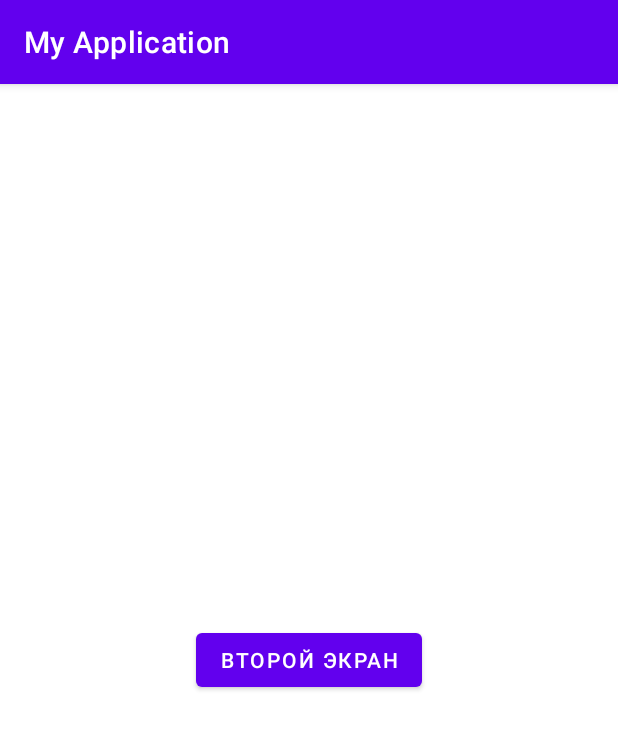
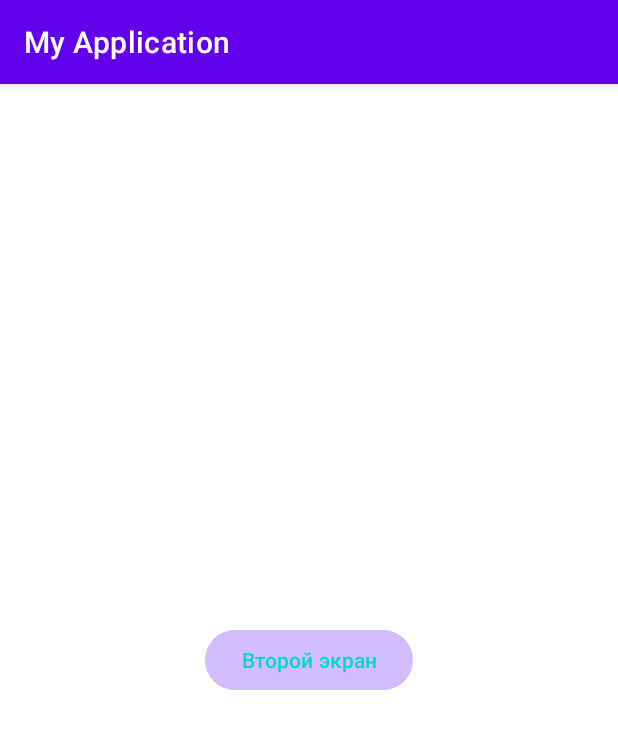
Before and after one commit to Dubller/HomeWorkKotlin, an Android app: the screen it shows after launch (MainActivity), on a phone screen of 412 x 824 dp. Shown: the top 729 px of the screen. Run offline under Robolectric (Android 15) with nearby library versions, the phone set to English and light mode, and no system bars.

Commit message:
DZ1_Harbiankou

```diff
--- a/app/src/main/res/layout/activity_main.xml
+++ b/app/src/main/res/layout/activity_main.xml
@@ -8,6 +8,8 @@
 
     <Button
         android:id="@+id/btnAct"
+        android:theme="@style/Theme.Material3.Dark"
+        android:textColor="@color/teal_200"
         android:layout_width="wrap_content"
         android:layout_height="wrap_content"
         android:text="Второй экран"
--- a/app/src/main/res/layout/activity_second.xml
+++ b/app/src/main/res/layout/activity_second.xml
@@ -3,8 +3,10 @@
     xmlns:app="http://schemas.android.com/apk/res-auto"
     xmlns:tools="http://schemas.android.com/tools"
     android:layout_width="match_parent"
+    android:theme="@style/ThemeOverlay.Material3"
     android:layout_height="match_parent"
     tools:context=".SecondAct">
+
 
     <TextView
         android:id="@+id/textView"
```
